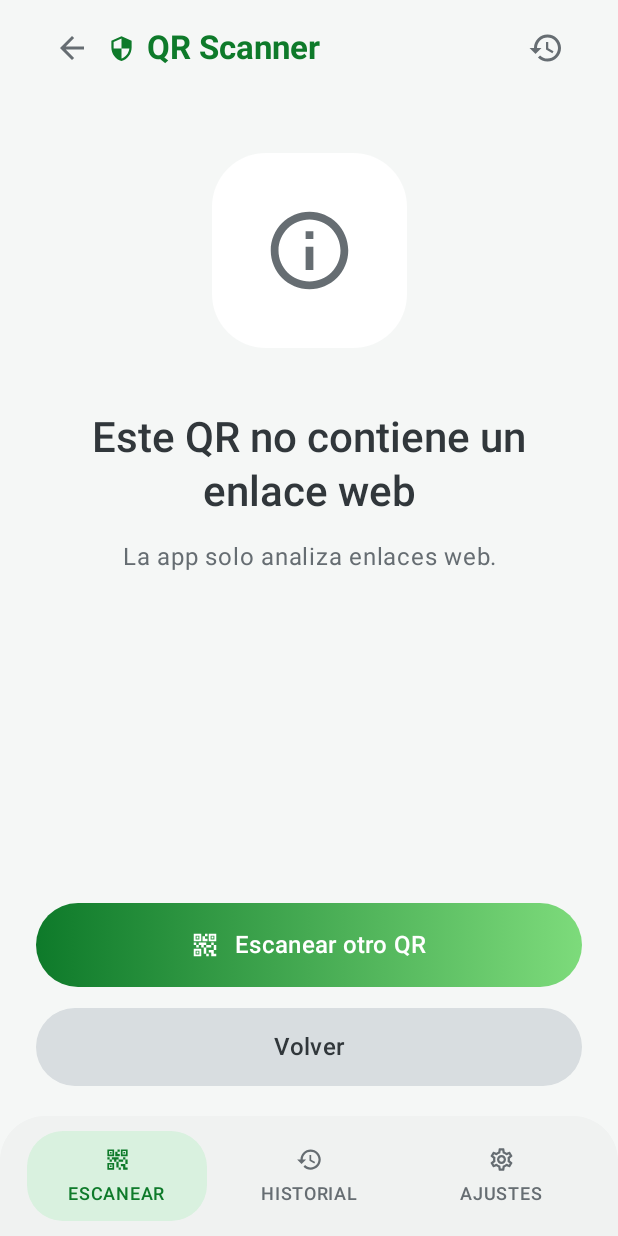
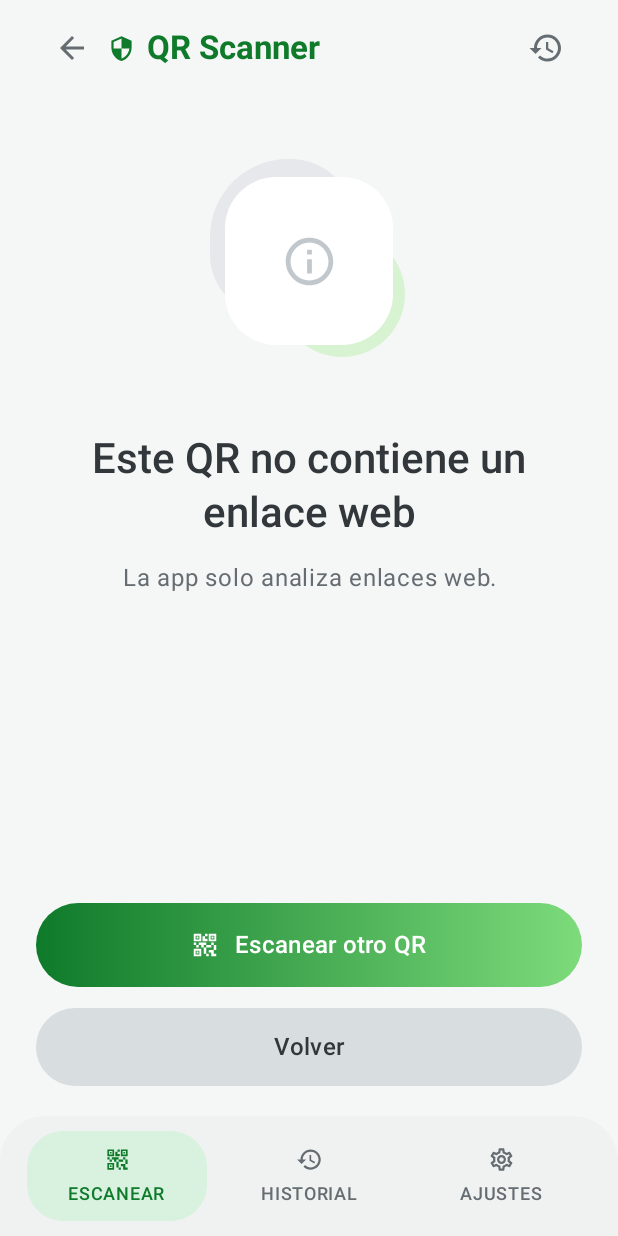
Before and after one commit to Carolinatxt/AnalizadorSeguridadQR, an Android app built with Jetpack Compose: the @Preview function NotWebPreview, on a phone screen of 412 x 824 dp. Run offline under Robolectric (Android 15) with nearby library versions, the light colour scheme and no system bars.

Commit message:
style(ui): mejora NotAWebUrl (ilustración y espaciado)

```diff
--- a/android/app/src/main/java/com/carolina/analizadorseguridadqr/ui/screen/MainScreen.kt
+++ b/android/app/src/main/java/com/carolina/analizadorseguridadqr/ui/screen/MainScreen.kt
@@ -22,6 +22,7 @@ import androidx.compose.foundation.verticalScroll
 import androidx.compose.material.icons.Icons
 import androidx.compose.material.icons.automirrored.outlined.ArrowBack
 import androidx.compose.material.icons.outlined.Close
+import androidx.compose.material.icons.outlined.CloudOff
 import androidx.compose.material.icons.outlined.ErrorOutline
 import androidx.compose.material.icons.outlined.History
 import androidx.compose.material.icons.outlined.Info
@@ -241,10 +242,10 @@ private fun NotWebUrlStateScreen(
         onNavigationClick = onShowIdle,
         actionIcon = Icons.Outlined.History,
         onActionClick = null,
-        centerIcon = Icons.Outlined.Info,
-        centerIconTint = QrTextSecondary,
+        illustration = { NotWebIllustration() },
         title = "Este QR no contiene un enlace web",
         subtitle = subtitle,
+        buttonsTopSpacerWeight = 1.35f,
         primaryText = "Escanear otro QR",
         primaryIcon = Icons.Outlined.QrCode2,
         onPrimaryClick = onStartScan,
@@ -270,8 +271,7 @@ private fun ErrorStateScreen(
         onNavigationClick = null,
         actionIcon = Icons.Outlined.Close,
         onActionClick = onShowIdle,
-        centerIcon = Icons.Outlined.ErrorOutline,
-        centerIconTint = QrTextSecondary,
+        illustration = { AnalysisErrorIllustration() },
         title = "No se puede analizar el enlace ahora mismo",
         subtitle = subtitle,
         primaryText = "Reintentar",
@@ -358,10 +358,10 @@ private fun InfoStateLayout(
     onNavigationClick: (() -> Unit)?,
     actionIcon: ImageVector?,
     onActionClick: (() -> Unit)?,
-    centerIcon: ImageVector,
-    centerIconTint: Color,
+    illustration: @Composable () -> Unit,
     title: String,
     subtitle: String,
+    buttonsTopSpacerWeight: Float = 1f,
     primaryText: String,
     primaryIcon: ImageVector?,
     onPrimaryClick: () -> Unit,
@@ -387,20 +387,7 @@ private fun InfoStateLayout(
             )
             Spacer(modifier = Modifier.height(46.dp))
 
-            Box(
-                modifier = Modifier
-                    .size(130.dp)
-                    .clip(RoundedCornerShape(36.dp))
-                    .background(QrCardBackground),
-                contentAlignment = Alignment.Center,
-            ) {
-                Icon(
-                    imageVector = centerIcon,
-                    contentDescription = null,
-                    tint = centerIconTint,
-                    modifier = Modifier.size(62.dp),
-                )
-            }
+            illustration()
 
             Spacer(modifier = Modifier.height(42.dp))
             Text(
@@ -417,7 +404,8 @@ private fun InfoStateLayout(
                 color = QrTextSecondary,
                 textAlign = TextAlign.Center,
             )
-            Spacer(modifier = Modifier.weight(1f))
+            // Permite separar mas o menos el texto de los botones segun el estado.
+            Spacer(modifier = Modifier.weight(buttonsTopSpacerWeight))
 
             PrimaryActionButton(
                 text = primaryText,
@@ -431,6 +419,76 @@ private fun InfoStateLayout(
             )
             Spacer(modifier = Modifier.height(20.dp))
         }
+    }
+}
+
+@Composable
+private fun NotWebIllustration() {
+    // Ilustracion ligera: blobs suaves + tarjeta central blanca.
+    Box(
+        modifier = Modifier.size(144.dp),
+        contentAlignment = Alignment.Center,
+    ) {
+        Box(
+            modifier = Modifier
+                .offset(x = (-18).dp, y = (-16).dp)
+                .size(width = 96.dp, height = 104.dp)
+                .clip(RoundedCornerShape(topStart = 52.dp, topEnd = 44.dp, bottomEnd = 56.dp, bottomStart = 40.dp))
+                .background(QrOutline.copy(alpha = 0.78f)),
+        )
+        Box(
+            modifier = Modifier
+                .offset(x = 22.dp, y = 22.dp)
+                .size(84.dp)
+                .clip(CircleShape)
+                .background(QrGreenSoft.copy(alpha = 0.9f)),
+        )
+        Box(
+            modifier = Modifier
+                .size(112.dp)
+                .clip(RoundedCornerShape(34.dp))
+                .background(QrCardBackground),
+            contentAlignment = Alignment.Center,
+        ) {
+            Icon(
+                imageVector = Icons.Outlined.Info,
+                contentDescription = null,
+                tint = QrIconMuted.copy(alpha = 0.92f),
+                modifier = Modifier.size(38.dp),
+            )
+        }
+    }
+}
+
+@Composable
+private fun AnalysisErrorIllustration() {
+    // Tarjeta limpia con nube "sin conexion" y punto rojo decorativo.
+    Box(
+        modifier = Modifier.size(130.dp),
+        contentAlignment = Alignment.Center,
+    ) {
+        Box(
+            modifier = Modifier
+                .size(128.dp)
+                .clip(RoundedCornerShape(36.dp))
+                .background(QrCardBackground),
+            contentAlignment = Alignment.Center,
+        ) {
+            Icon(
+                imageVector = Icons.Outlined.CloudOff,
+                contentDescription = null,
+                tint = QrIconMuted,
+                modifier = Modifier.size(66.dp),
+            )
+        }
+        Box(
+            modifier = Modifier
+                .align(Alignment.TopEnd)
+                .offset(x = (-16).dp, y = 14.dp)
+                .size(14.dp)
+                .clip(CircleShape)
+                .background(QrDanger),
+        )
     }
 }
 
```
